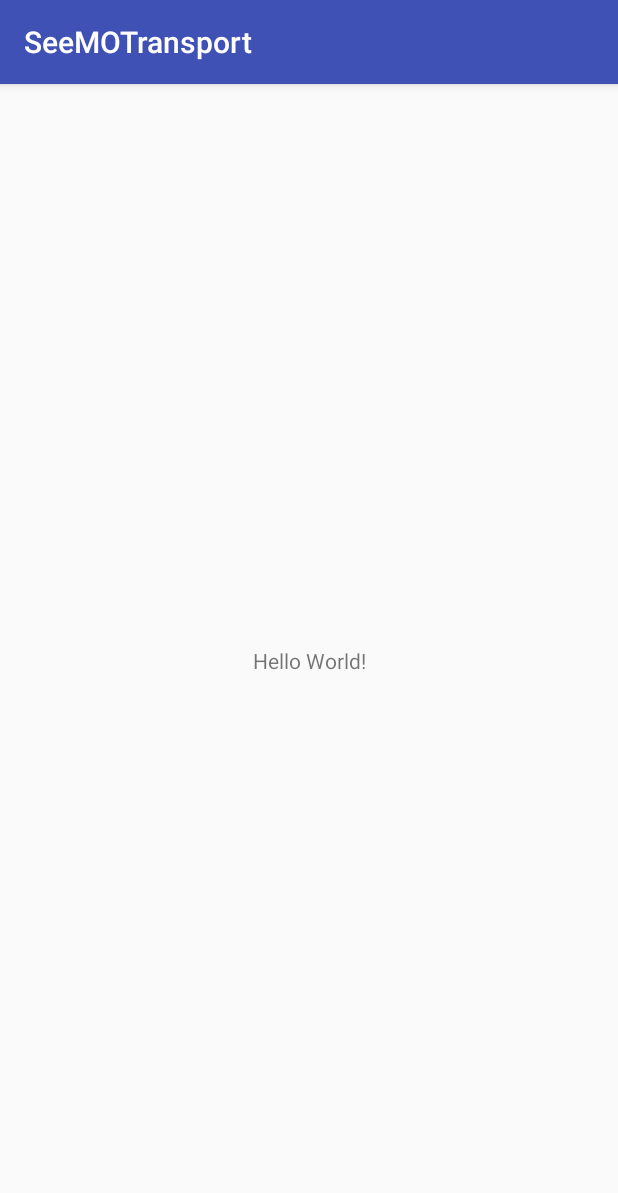
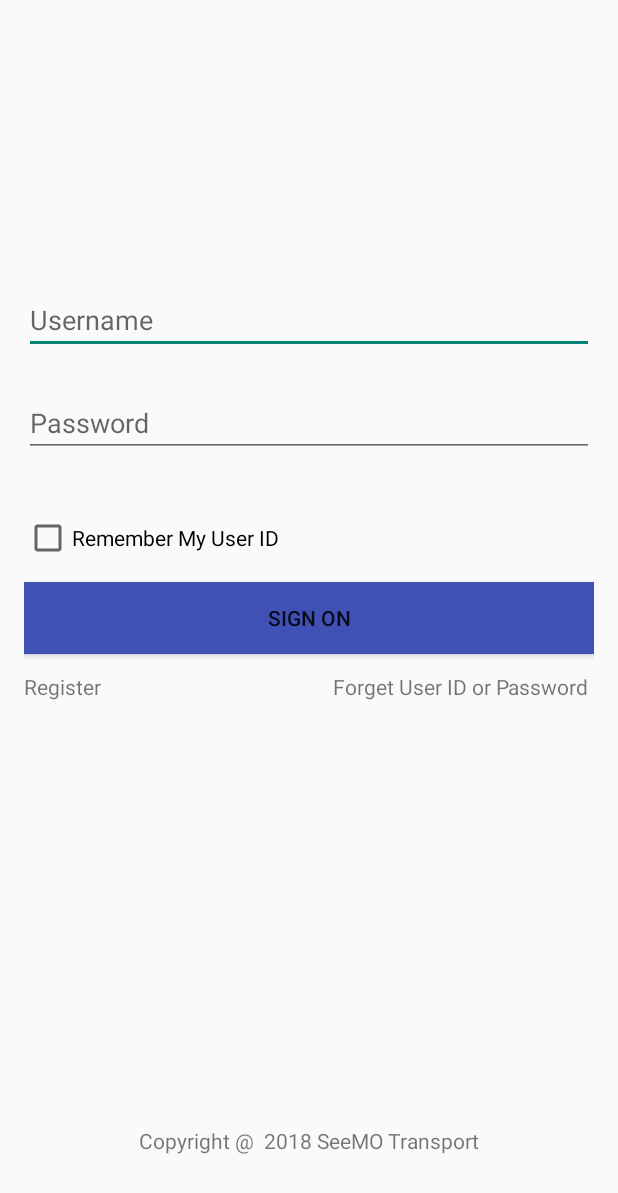
Before and after one commit to rnsy0052/transportApp, an Android app: the screen it shows after launch (MainActivity), on a phone screen of 412 x 824 dp. Shown: the top 1193 px of the screen. Run offline under Robolectric (Android 15) with nearby library versions, the phone set to English and light mode, and no system bars.

Commit message:
created first draft of login UI page

```diff
--- a/app/build.gradle
+++ b/app/build.gradle
@@ -25,4 +25,5 @@ dependencies {
     testImplementation 'junit:junit:4.12'
     androidTestImplementation 'com.android.support.test:runner:1.0.1'
     androidTestImplementation 'com.android.support.test.espresso:espresso-core:3.0.1'
+    implementation 'com.android.support:design:26.1.0'
 }
--- a/app/src/main/AndroidManifest.xml
+++ b/app/src/main/AndroidManifest.xml
@@ -3,12 +3,12 @@
     package="com.example.seemkay.seemotransport">
 
     <application
+        android:theme="@style/Theme.AppCompat.Light.NoActionBar"
         android:allowBackup="true"
         android:icon="@mipmap/ic_launcher"
         android:label="@string/app_name"
         android:roundIcon="@mipmap/ic_launcher_round"
-        android:supportsRtl="true"
-        android:theme="@style/AppTheme">
+        android:supportsRtl="true">
         <activity android:name=".MainActivity">
             <intent-filter>
                 <action android:name="android.intent.action.MAIN" />
--- a/app/src/main/res/layout/activity_main.xml
+++ b/app/src/main/res/layout/activity_main.xml
@@ -1,18 +1,90 @@
 <?xml version="1.0" encoding="utf-8"?>
-<android.support.constraint.ConstraintLayout xmlns:android="http://schemas.android.com/apk/res/android"
-    xmlns:app="http://schemas.android.com/apk/res-auto"
-    xmlns:tools="http://schemas.android.com/tools"
+<RelativeLayout xmlns:android="http://schemas.android.com/apk/res/android"
     android:layout_width="match_parent"
     android:layout_height="match_parent"
-    tools:context="com.example.seemkay.seemotransport.MainActivity">
+    android:paddingLeft="16dp"
+    android:paddingRight="16dp" >
+
+
+
+
+    <Button
+        android:id="@+id/button"
+        android:layout_width="wrap_content"
+        android:layout_height="wrap_content"
+        android:layout_alignParentEnd="true"
+        android:layout_alignParentLeft="true"
+        android:layout_alignParentRight="true"
+        android:layout_alignParentStart="true"
+        android:layout_centerVertical="true"
+        android:background="@color/colorPrimary"
+        android:text="Sign On" />
+
+    <CheckBox
+        android:id="@+id/remberId"
+        android:layout_width="wrap_content"
+        android:layout_height="wrap_content"
+        android:layout_above="@+id/button"
+        android:layout_alignParentLeft="true"
+        android:layout_alignParentStart="true"
+        android:layout_marginBottom="13dp"
+        android:text="Remember My User ID" />
 
     <TextView
+        android:id="@+id/register"
         android:layout_width="wrap_content"
         android:layout_height="wrap_content"
-        android:text="Hello World!"
-        app:layout_constraintBottom_toBottomOf="parent"
-        app:layout_constraintLeft_toLeftOf="parent"
-        app:layout_constraintRight_toRightOf="parent"
-        app:layout_constraintTop_toTopOf="parent" />
+        android:layout_alignParentLeft="true"
+        android:layout_alignParentStart="true"
+        android:layout_below="@+id/button"
+        android:layout_marginTop="12dp"
+        android:text="Register " />
 
-</android.support.constraint.ConstraintLayout>
+    <TextView
+        android:id="@+id/forgotIdPassword"
+        android:layout_width="wrap_content"
+        android:layout_height="wrap_content"
+
+        android:layout_alignBaseline="@+id/register"
+        android:layout_alignBottom="@+id/register"
+        android:layout_alignParentEnd="true"
+        android:layout_alignParentRight="true"
+        android:text="Forget User ID or Password " />
+
+    <EditText
+        android:id="@+id/editText"
+        android:layout_width="wrap_content"
+        android:layout_height="wrap_content"
+        android:layout_above="@+id/editText2"
+        android:layout_alignParentLeft="true"
+        android:layout_alignParentStart="true"
+        android:layout_marginBottom="23dp"
+        android:ems="29"
+        android:hint="Username"
+        android:inputType="textPersonName" />
+
+    <EditText
+        android:id="@+id/editText2"
+        android:layout_width="wrap_content"
+        android:layout_height="wrap_content"
+        android:layout_above="@+id/remberId"
+        android:layout_alignParentLeft="true"
+        android:layout_alignParentStart="true"
+        android:layout_marginBottom="38dp"
+        android:ems="30"
+        android:hint="Password"
+        android:inputType="textPassword" />
+
+    <TextView
+        android:id="@+id/textView2"
+        android:layout_width="wrap_content"
+        android:layout_height="wrap_content"
+        android:layout_alignParentBottom="true"
+        android:layout_alignParentEnd="true"
+        android:layout_alignParentLeft="true"
+        android:layout_alignParentRight="true"
+        android:layout_alignParentStart="true"
+        android:layout_marginBottom="54dp"
+        android:textAlignment="center"
+        android:text="Copyright @  2018 SeeMO Transport" />
+</RelativeLayout>
```
